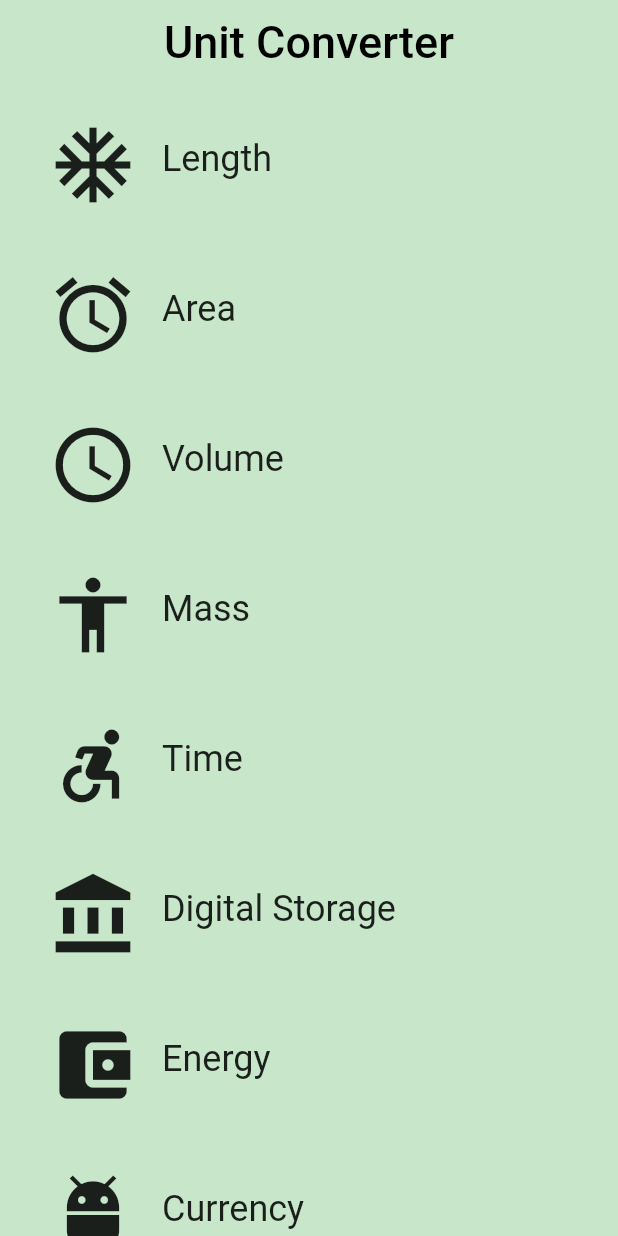
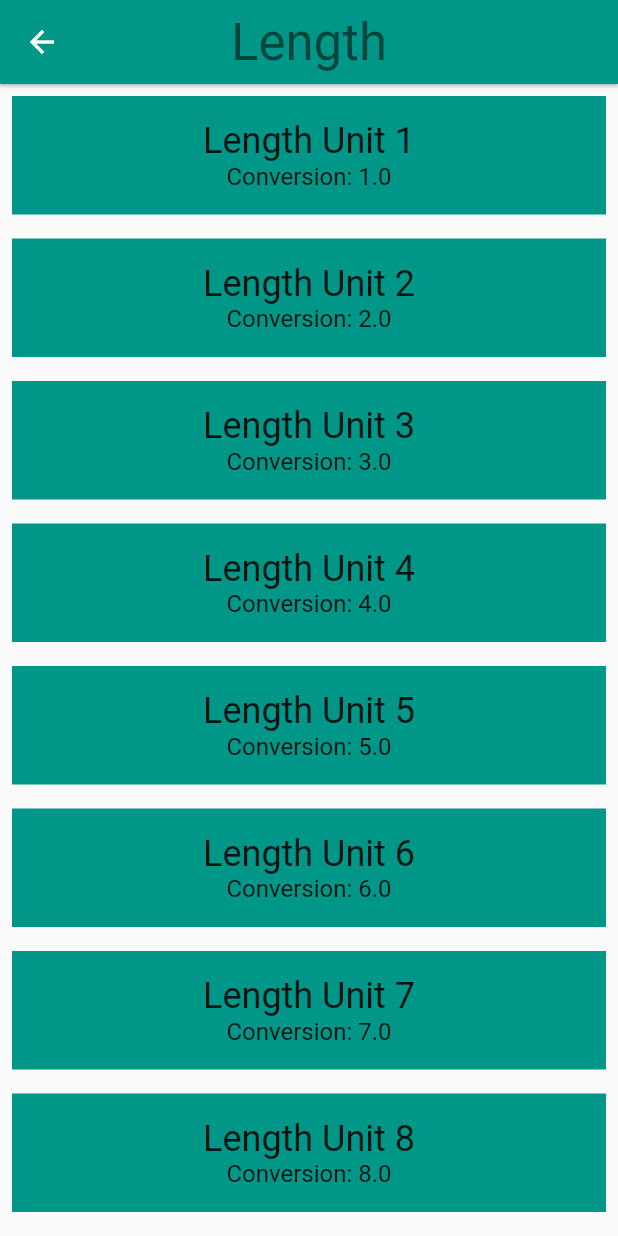
Before and after one commit to AliRadmanesh/flutter-simple-converter-app, a Flutter app: the screen it shows after launch, after a tap on "Length", on a phone screen of 412 x 824 dp. Run offline on Flutter 3.47's test engine with Material 2 defaults, Android fonts, the phone set to English and light mode, and no system bars.

Commit message:
Add navigation

```diff
--- a/lib/category.dart
+++ b/lib/category.dart
@@ -1,6 +1,9 @@
 import 'package:flutter/material.dart';
 // @required is defined in the meta.dart package
 import 'package:meta/meta.dart';
+
+import 'package:hello_rectangle/converter_route.dart';
+import 'package:hello_rectangle/unit.dart';
 
 final _rowHeight = 100.0;
 final _rowPadding = 8.0;
@@ -15,6 +18,7 @@ class Category extends StatelessWidget {
   final String name;
   final ColorSwatch color;
   final IconData iconLocation;
+  final List<Unit> units;
 
   /// creates a [Category].
   /// A [Category] saves the name of the category (e.g. 'Length'), its color for
@@ -27,12 +31,39 @@ class Category extends StatelessWidget {
     @required this.name,
     @required this.color,
     @required this.iconLocation,
+    @required this.units,
   })  : assert(name != null),
         assert(color != null),
         assert(iconLocation != null),
+        assert(units != null),
         super(key: key);
 
+  /// Navigates to the [ConverterRoute].
+  void _navigateToConveter(BuildContext context) {
+    Navigator.of(context).push(MaterialPageRoute<Null>(
+      builder: (BuildContext context) {
+        return Scaffold(
+          appBar: AppBar(
+            elevation: 1.0,
+            centerTitle: true,
+            backgroundColor: color,
+            title: Text(
+              name,
+              style: Theme.of(context).textTheme.display1,
+            ),
+          ),
+          body: ConverterRoute(
+            color: color,
+            name: name,
+            units: units,
+          ),
+        );
+      },
+    ));
+  }
+
   /// Builds a custom widget that shows [Category] information.
+  ///
   /// This information includes the icon, name, and color for the [Category].
   @override
   Widget build(BuildContext context) {
@@ -47,7 +78,7 @@ class Category extends StatelessWidget {
           // We can use either the `() => function()` or the ` () { function(); }`
           // syntax in onTap property.
           onTap: () {
-            print('I was tapped!');
+            _navigateToConveter(context);
           },
           child: Padding(
             padding: EdgeInsets.all(_rowPadding),
--- a/lib/category_route.dart
+++ b/lib/category_route.dart
@@ -1,6 +1,7 @@
 import 'package:flutter/material.dart';
 
 import 'package:hello_rectangle/category.dart';
+import 'package:hello_rectangle/unit.dart';
 
 final _backgroundColor = Colors.green[100];
 
@@ -57,6 +58,17 @@ class CategoryRoute extends StatelessWidget {
     );
   }
 
+  /// Returns a list of mock [Unit]s.
+  List<Unit> _retrieveUnitList(String categoryName) {
+    return List.generate(10, (int i) {
+      i += 1;
+      return Unit(
+        name: '$categoryName Unit $i',
+        conversion: i.toDouble(),
+      );
+    });
+  }
+
   @override
   Widget build(BuildContext context) {
     final categories = <Category>[];
@@ -66,6 +78,7 @@ class CategoryRoute extends StatelessWidget {
         name: _categoryNames[i],
         color: _baseColors[i],
         iconLocation: _categoryIcons[i],
+        units: _retrieveUnitList(_categoryNames[i]),
       ));
     }
 
--- /dev/null
+++ b/lib/converter_route.dart
@@ -0,0 +1,52 @@
+import 'package:flutter/material.dart';
+import 'package:meta/meta.dart';
+
+import 'package:hello_rectangle/unit.dart';
+
+/// Converter screen where users can input amounts to convert.
+class ConverterRoute extends StatelessWidget {
+  /// This [Category]'s name.
+  final String name;
+
+  /// Color for this [Category].
+  final Color color;
+
+  /// Units for this [Category].
+  final List<Unit> units;
+
+  /// This [ConverterRoute] requires the name, color, and units to not be null.
+  const ConverterRoute({
+    @required this.name,
+    @required this.color,
+    @required this.units,
+  })  : assert(name != null),
+        assert(color != null),
+        assert(units != null);
+
+  @override
+  Widget build(BuildContext context) {
+    final unitWidgets = units.map((Unit unit) {
+      return Container(
+        color: color,
+        margin: EdgeInsets.all(8.0),
+        padding: EdgeInsets.all(16.0),
+        child: Column(
+          children: <Widget>[
+            Text(
+              unit.name,
+              style: Theme.of(context).textTheme.headline,
+            ),
+            Text(
+              'Conversion: ${unit.conversion}',
+              style: Theme.of(context).textTheme.subhead,
+            )
+          ],
+        ),
+      );
+    }).toList();
+
+    return ListView(
+      children: unitWidgets,
+    );
+  }
+}
--- /dev/null
+++ b/lib/unit.dart
@@ -0,0 +1,23 @@
+import 'package:meta/meta.dart';
+
+/// Information about a [Unit].
+class Unit {
+  final String name;
+  final double conversion;
+
+  /// A [Unit] stores its name and conversion factor.
+  ///
+  /// An example would be 'Meter' and '1.0'.
+  const Unit({
+    @required this.name,
+    @required this.conversion,
+  })  : assert(name != null),
+        assert(conversion != null);
+
+  /// Creates a [Unit] from a JSON object.
+  Unit.fromJson(Map jsonMap)
+      : assert(jsonMap['name'] != null),
+        assert(jsonMap['conversion'] != null),
+        name = jsonMap['name'],
+        conversion = jsonMap['conversion'].toDouble();
+}
```
